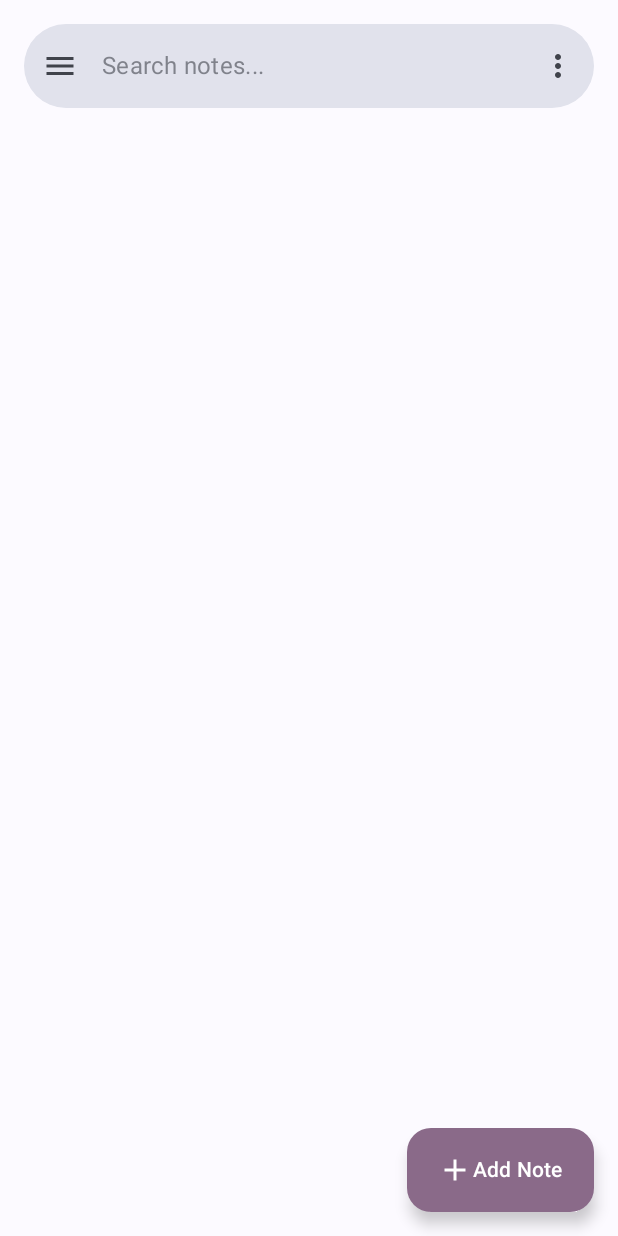
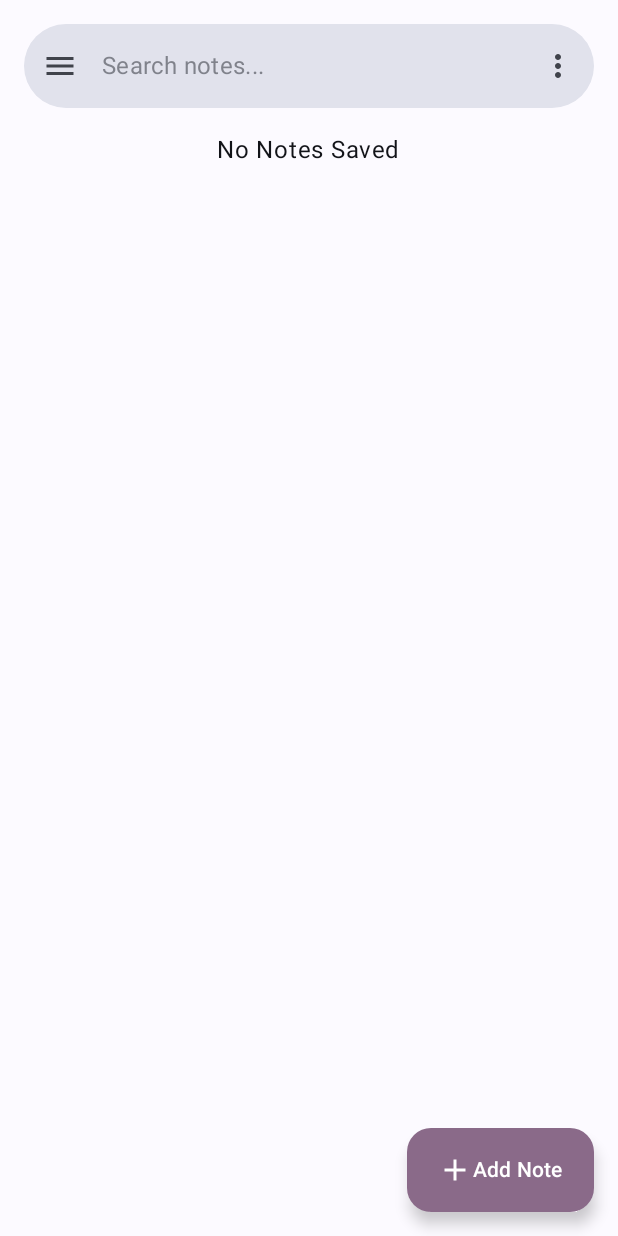
Before and after one commit to KrishnarajaSagar/NotesAppCompose, an Android app built with Jetpack Compose: the screen it shows after launch (MainActivity), on a phone screen of 412 x 824 dp. Run offline under Robolectric (Android 15) with nearby library versions, the phone set to English and light mode, and no system bars; our stand-ins replace Room's generated code.

Commit message:
feat: adds screen population animation and no notes saved label in notes screen

```diff
--- a/app/src/main/java/com/example/learning3/ui/screens/NotesScreen.kt
+++ b/app/src/main/java/com/example/learning3/ui/screens/NotesScreen.kt
@@ -4,6 +4,7 @@ import android.os.Build
 import android.util.Log
 import android.widget.Toast
 import androidx.annotation.RequiresApi
+import androidx.compose.animation.AnimatedVisibility
 import androidx.compose.foundation.clickable
 import androidx.compose.foundation.interaction.MutableInteractionSource
 import androidx.compose.foundation.layout.Column
@@ -32,11 +33,13 @@ import androidx.compose.material3.Text
 import androidx.compose.material3.TopAppBar
 import androidx.compose.material3.TopAppBarDefaults
 import androidx.compose.runtime.Composable
+import androidx.compose.runtime.LaunchedEffect
 import androidx.compose.runtime.getValue
 import androidx.compose.runtime.mutableStateListOf
 import androidx.compose.runtime.mutableStateOf
 import androidx.compose.runtime.remember
 import androidx.compose.runtime.setValue
+import androidx.compose.ui.Alignment
 import androidx.compose.ui.Modifier
 import androidx.compose.ui.platform.LocalContext
 import androidx.compose.ui.platform.LocalFocusManager
@@ -52,6 +55,7 @@ import com.example.learning3.events.NoteEvent
 import com.example.learning3.ui.state.NoteState
 import com.example.learning3.navigation.Screen
 import com.example.learning3.composables.SearchBar
+import kotlinx.coroutines.delay
 
 
 @RequiresApi(Build.VERSION_CODES.O)
@@ -67,6 +71,7 @@ fun NotesScreen(
     val selectedNotes = remember { mutableStateListOf<Note>() }
     val pinnedNotes = remember { mutableStateListOf<Note>() }
     var showDeleteDialog by remember { mutableStateOf(false) }
+    var showScreen by remember { mutableStateOf(false) }
 
     val focusManager = LocalFocusManager.current
     val interactionSource = remember { MutableInteractionSource() }
@@ -107,7 +112,9 @@ fun NotesScreen(
         },
         floatingActionButtonPosition = FabPosition.End
     ) {
-        Column(modifier = Modifier
+        Column(
+            horizontalAlignment = Alignment.CenterHorizontally,
+            modifier = Modifier
                 .padding(it)
                 .fillMaxSize()
                 .clickable(
@@ -276,8 +283,20 @@ fun NotesScreen(
                     }
                 )
             }
+
+            LaunchedEffect(key1 = 1, block = {
+                delay(100)
+                showScreen = true
+            })
+
+            if (state.notes.isEmpty()) {
+                AnimatedVisibility(visible = showScreen) {
+                    Text(text = "No Notes Saved")
+                }
+            } else {
+                AnimatedVisibility(visible = showScreen) {
                     NotesGrid(
-                notes = state.notes,
+                        notes = state.notes.reversed(),
                         onNoteClick = { note ->
                             if (selectedNotes.size >= 1) {
                                 if (note.isSelected) {
@@ -304,3 +323,5 @@ fun NotesScreen(
                 }
             }
         }
+    }
+}
```
Lines whose indentation alone changed are shown as unchanged.
